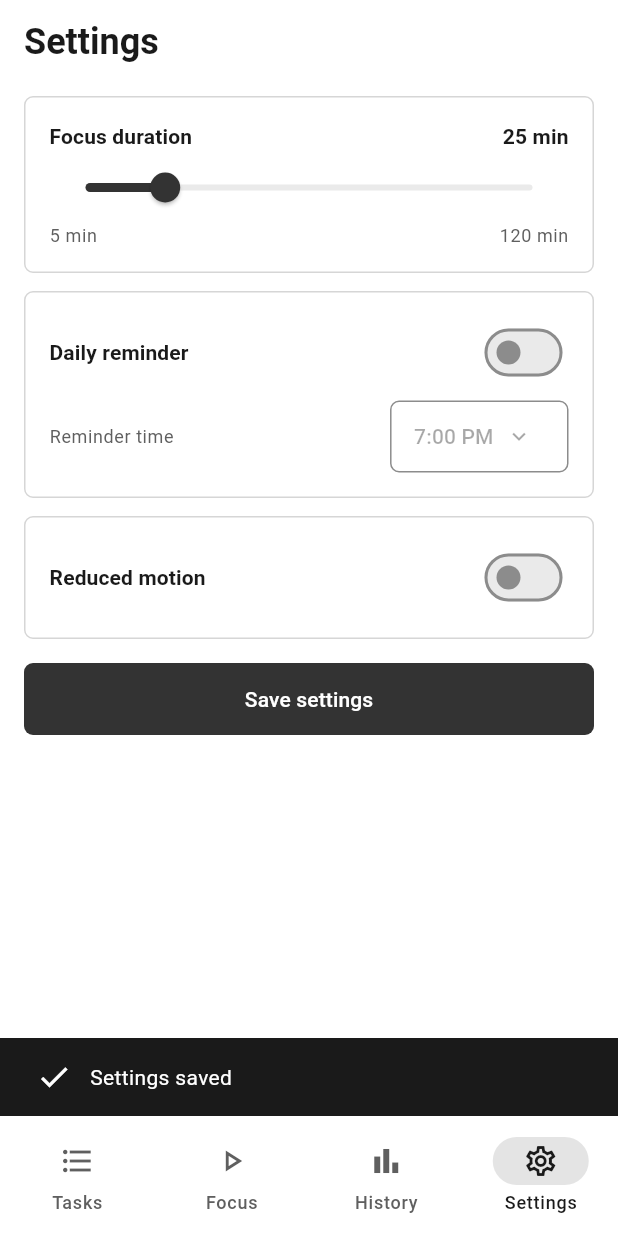
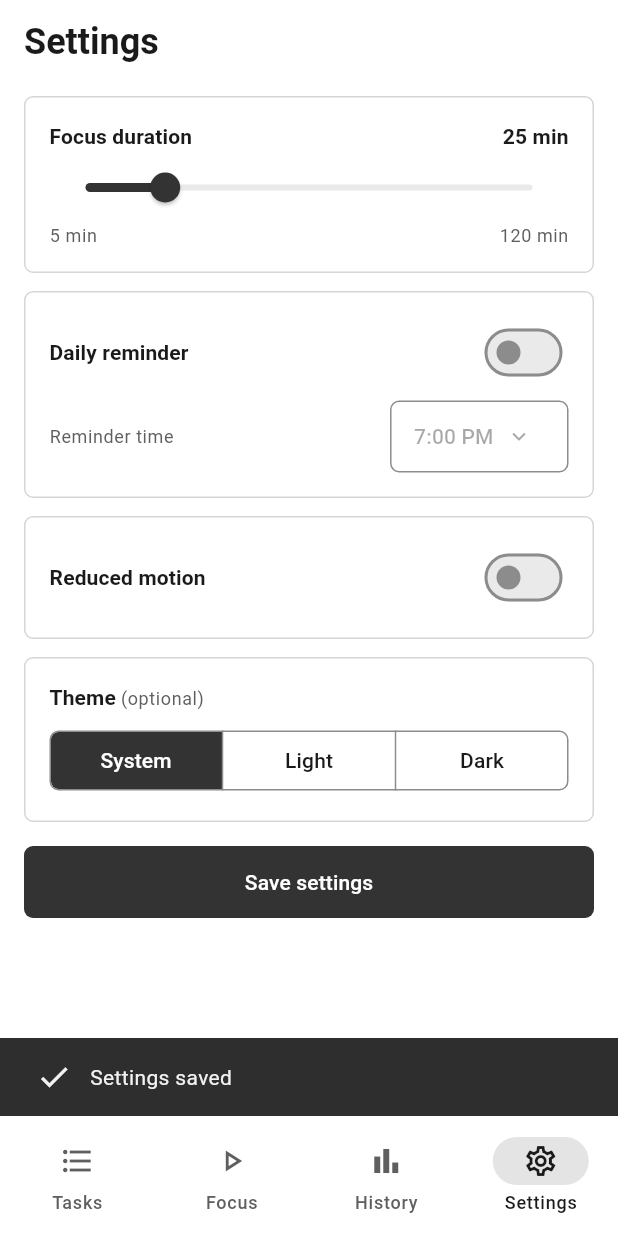
Before and after one commit to mustafadev123/Focus_quest, a Flutter app: the screen it shows after launch, item 4 of the bottom bar chosen, after a tap on "Save settings", on a phone screen of 412 x 824 dp. Run offline on Flutter 3.47's test engine with Material 3 defaults, Android fonts, the phone set to English and light mode, and no system bars; our stand-ins replace flutter_local_notifications, flutter_riverpod, shared_preferences, sqflite, timezone; accounts and stored records are empty.

Commit message:
feat: add dark mode with a System, Light or Dark theme setting

```diff
--- a/lib/app.dart
+++ b/lib/app.dart
@@ -1,6 +1,7 @@
 import 'package:flutter/material.dart';
 import 'package:flutter_riverpod/flutter_riverpod.dart';
 
+import 'domain/models/app_settings.dart';
 import 'presentation/shell/home_shell.dart';
 import 'presentation/theme.dart';
 import 'providers/notification_providers.dart';
@@ -37,12 +38,19 @@ class _FocusQuestAppState extends ConsumerState<FocusQuestApp> {
     // Keep scheduled notifications in step with settings and the session.
     ref.watch(reminderSyncProvider);
     ref.watch(sessionAlertSyncProvider);
-    final reducedMotion = ref.watch(effectiveSettingsProvider).reducedMotion;
+    final settings = ref.watch(effectiveSettingsProvider);
+    final reducedMotion = settings.reducedMotion;
 
     return MaterialApp(
       title: 'FocusQuest',
       debugShowCheckedModeBanner: false,
-      theme: buildFocusQuestTheme(),
+      theme: buildFocusQuestTheme(Brightness.light),
+      darkTheme: buildFocusQuestTheme(Brightness.dark),
+      themeMode: switch (settings.themeMode) {
+        AppThemeMode.system => ThemeMode.system,
+        AppThemeMode.light => ThemeMode.light,
+        AppThemeMode.dark => ThemeMode.dark,
+      },
       // The in-app Reduced motion setting joins the phone's own setting, so
       // every animation that checks disableAnimations honours either one.
       builder: (context, child) {
--- a/lib/data/repositories/prefs_settings_repository.dart
+++ b/lib/data/repositories/prefs_settings_repository.dart
@@ -17,6 +17,7 @@ class PrefsSettingsRepository implements SettingsRepository {
   static const remindersEnabledKey = 'reminders_enabled';
   static const reminderMinutesKey = 'reminder_minutes';
   static const reducedMotionKey = 'reduced_motion';
+  static const themeModeKey = 'theme_mode';
 
   @override
   Future<AppSettings> load() async {
@@ -36,6 +37,8 @@ class PrefsSettingsRepository implements SettingsRepository {
           (reminder == null ? null : ReminderTime.fromMinutes(reminder)) ??
               d.reminderTime,
       reducedMotion: prefs.getBool(reducedMotionKey) ?? d.reducedMotion,
+      themeMode:
+          AppThemeMode.fromName(prefs.getString(themeModeKey)) ?? d.themeMode,
     );
   }
 
@@ -51,6 +54,7 @@ class PrefsSettingsRepository implements SettingsRepository {
       prefs.setInt(
           reminderMinutesKey, settings.reminderTime.minutesSinceMidnight),
       prefs.setBool(reducedMotionKey, settings.reducedMotion),
+      prefs.setString(themeModeKey, settings.themeMode.name),
     ]);
     if (results.contains(false)) {
       throw StateError('Device storage refused the settings');
--- a/lib/data/services/local_notification_service.dart
+++ b/lib/data/services/local_notification_service.dart
@@ -48,7 +48,9 @@ class LocalNotificationService implements NotificationService {
     tz_data.initializeTimeZones();
     await _plugin.initialize(
       settings: const InitializationSettings(
-        android: AndroidInitializationSettings('@mipmap/ic_launcher'),
+        // Monochrome status-bar icon; the full-colour logo would show as a
+        // plain square.
+        android: AndroidInitializationSettings('@drawable/ic_notification'),
       ),
     );
   }
--- a/lib/domain/models/app_settings.dart
+++ b/lib/domain/models/app_settings.dart
@@ -35,6 +35,7 @@ class AppSettings {
     this.remindersEnabled = false,
     this.reminderTime = defaultReminderTime,
     this.reducedMotion = false,
+    this.themeMode = AppThemeMode.system,
   });
 
   static const defaultSessionMinutes = 25;
@@ -50,6 +51,9 @@ class AppSettings {
   /// accessibility setting.
   final bool reducedMotion;
 
+  /// Light or dark appearance; System follows the phone.
+  final AppThemeMode themeMode;
+
   bool get isValid => validateEstimatedMinutes(sessionMinutes) == null;
 
   AppSettings copyWith({
@@ -57,12 +61,14 @@ class AppSettings {
     bool? remindersEnabled,
     ReminderTime? reminderTime,
     bool? reducedMotion,
+    AppThemeMode? themeMode,
   }) {
     return AppSettings(
       sessionMinutes: sessionMinutes ?? this.sessionMinutes,
       remindersEnabled: remindersEnabled ?? this.remindersEnabled,
       reminderTime: reminderTime ?? this.reminderTime,
       reducedMotion: reducedMotion ?? this.reducedMotion,
+      themeMode: themeMode ?? this.themeMode,
     );
   }
 
@@ -72,13 +78,33 @@ class AppSettings {
       other.sessionMinutes == sessionMinutes &&
       other.remindersEnabled == remindersEnabled &&
       other.reminderTime == reminderTime &&
-      other.reducedMotion == reducedMotion;
+      other.reducedMotion == reducedMotion &&
+      other.themeMode == themeMode;
 
   @override
   int get hashCode => Object.hash(
-      sessionMinutes, remindersEnabled, reminderTime, reducedMotion);
+      sessionMinutes, remindersEnabled, reminderTime, reducedMotion, themeMode);
 
   @override
   String toString() => 'AppSettings($sessionMinutes min, reminders '
-      '$remindersEnabled at $reminderTime, reducedMotion $reducedMotion)';
+      '$remindersEnabled at $reminderTime, reducedMotion $reducedMotion, '
+      'theme ${themeMode.name})';
 }
+
+/// The Theme choice from the Settings wireframe.
+enum AppThemeMode {
+  system('System'),
+  light('Light'),
+  dark('Dark');
+
+  const AppThemeMode(this.label);
+
+  final String label;
+
+  static AppThemeMode? fromName(String? name) {
+    for (final mode in values) {
+      if (mode.name == name) return mode;
+    }
+    return null;
+  }
+}
--- a/lib/presentation/settings/settings_screen.dart
+++ b/lib/presentation/settings/settings_screen.dart
@@ -83,11 +83,13 @@ class _SettingsFormState extends ConsumerState<_SettingsForm> {
       await ref.read(settingsProvider.notifier).save(_draft);
       if (!mounted) return;
       setState(() => _saving = false);
-      ScaffoldMessenger.of(context).showSnackBar(const SnackBar(
+      // Snack bars use the inverse surface, so the icon follows it.
+      final iconColor = Theme.of(context).colorScheme.onInverseSurface;
+      ScaffoldMessenger.of(context).showSnackBar(SnackBar(
         content: Row(children: [
-          Icon(Icons.check, color: Colors.white),
-          SizedBox(width: 12),
-          Text('Settings saved'),
+          Icon(Icons.check, color: iconColor),
+          const SizedBox(width: 12),
+          const Text('Settings saved'),
         ]),
       ));
     } catch (_) {
@@ -186,6 +188,33 @@ class _SettingsFormState extends ConsumerState<_SettingsForm> {
               onChanged: _saving
                   ? null
                   : (on) => _edit(_draft.copyWith(reducedMotion: on)),
+            ),
+          ],
+        ),
+        const SizedBox(height: 12),
+        _Section(
+          children: [
+            Text.rich(TextSpan(children: [
+              TextSpan(text: 'Theme', style: bold),
+              TextSpan(text: ' (optional)', style: muted),
+            ])),
+            const SizedBox(height: 8),
+            SegmentedButton<AppThemeMode>(
+              segments: [
+                for (final mode in AppThemeMode.values)
+                  ButtonSegment(value: mode, label: Text(mode.label)),
+              ],
+              selected: {_draft.themeMode},
+              showSelectedIcon: false,
+              style: SegmentedButton.styleFrom(
+                selectedBackgroundColor: theme.colorScheme.primary,
+                selectedForegroundColor: theme.colorScheme.onPrimary,
+                shape: RoundedRectangleBorder(
+                    borderRadius: BorderRadius.circular(6)),
+              ),
+              onSelectionChanged: _saving
+                  ? null
+                  : (s) => _edit(_draft.copyWith(themeMode: s.single)),
             ),
           ],
         ),
--- a/lib/presentation/theme.dart
+++ b/lib/presentation/theme.dart
@@ -1,11 +1,10 @@
 import 'package:flutter/material.dart';
 
-/// Grayscale theme matching the proposal wireframes (Appendix A).
+/// Grayscale light scheme matching the proposal wireframes (Appendix A).
 ///
-/// Text and control outlines keep at least 4.5:1 and 3:1 contrast on white.
-/// Red is used only for validation and failure messages, as in the wireframes.
-ThemeData buildFocusQuestTheme() {
-  const scheme = ColorScheme(
+/// Text and control outlines keep at least 4.5:1 and 3:1 contrast against
+/// the background. Red is used only for validation and failure messages.
+const lightScheme = ColorScheme(
   brightness: Brightness.light,
   primary: Color(0xFF333333),
   onPrimary: Colors.white,
@@ -27,33 +26,65 @@ ThemeData buildFocusQuestTheme() {
   surfaceContainerHighest: Color(0xFFEAEAEA),
   outline: Color(0xFF8C8C8C),
   outlineVariant: Color(0xFFD6D6D6),
+  inverseSurface: Color(0xFF2E2E2E),
+  onInverseSurface: Color(0xFFF2F2F2),
 );
 
+/// The same grayscale design with light text on near-black surfaces, with
+/// the same contrast targets.
+const darkScheme = ColorScheme(
+  brightness: Brightness.dark,
+  primary: Color(0xFFE6E6E6),
+  onPrimary: Color(0xFF121212),
+  secondary: Color(0xFFB0B0B0),
+  onSecondary: Color(0xFF121212),
+  secondaryContainer: Color(0xFF3A3A3A),
+  onSecondaryContainer: Color(0xFFF0F0F0),
+  error: Color(0xFFF2B8B5),
+  onError: Color(0xFF601410),
+  errorContainer: Color(0xFF8C1D18),
+  onErrorContainer: Color(0xFFF9DEDC),
+  surface: Color(0xFF121212),
+  onSurface: Color(0xFFEDEDED),
+  onSurfaceVariant: Color(0xFFB3B3B3),
+  surfaceContainerLowest: Color(0xFF0E0E0E),
+  surfaceContainerLow: Color(0xFF1A1A1A),
+  surfaceContainer: Color(0xFF1E1E1E),
+  surfaceContainerHigh: Color(0xFF282828),
+  surfaceContainerHighest: Color(0xFF323232),
+  outline: Color(0xFF8C8C8C),
+  outlineVariant: Color(0xFF3D3D3D),
+  inverseSurface: Color(0xFFEDEDED),
+  onInverseSurface: Color(0xFF1A1A1A),
+);
+
+ThemeData buildFocusQuestTheme([Brightness brightness = Brightness.light]) {
+  final scheme = brightness == Brightness.dark ? darkScheme : lightScheme;
   const radius = BorderRadius.all(Radius.circular(6));
 
   return ThemeData(
     useMaterial3: true,
     colorScheme: scheme,
     scaffoldBackgroundColor: scheme.surface,
-    appBarTheme: const AppBarTheme(
-      backgroundColor: Colors.white,
-      foregroundColor: Color(0xFF1A1A1A),
+    appBarTheme: AppBarTheme(
+      backgroundColor: scheme.surface,
+      foregroundColor: scheme.onSurface,
       surfaceTintColor: Colors.transparent,
       scrolledUnderElevation: 0,
       centerTitle: false,
       titleTextStyle: TextStyle(
-        color: Color(0xFF1A1A1A),
+        color: scheme.onSurface,
         fontSize: 24,
         fontWeight: FontWeight.w700,
       ),
     ),
-    cardTheme: const CardThemeData(
-      color: Colors.white,
+    cardTheme: CardThemeData(
+      color: scheme.surface,
       elevation: 0,
       margin: EdgeInsets.zero,
       shape: RoundedRectangleBorder(
         borderRadius: radius,
-        side: BorderSide(color: Color(0xFFD6D6D6)),
+        side: BorderSide(color: scheme.outlineVariant),
       ),
     ),
     filledButtonTheme: FilledButtonThemeData(
@@ -76,18 +107,18 @@ ThemeData buildFocusQuestTheme() {
         minimumSize: const Size(48, 48),
       ),
     ),
-    inputDecorationTheme: const InputDecorationTheme(
-      border: OutlineInputBorder(borderRadius: radius),
+    inputDecorationTheme: InputDecorationTheme(
+      border: const OutlineInputBorder(borderRadius: radius),
       enabledBorder: OutlineInputBorder(
         borderRadius: radius,
-        borderSide: BorderSide(color: Color(0xFF8C8C8C)),
+        borderSide: BorderSide(color: scheme.outline),
       ),
     ),
-    navigationBarTheme: const NavigationBarThemeData(
-      backgroundColor: Colors.white,
+    navigationBarTheme: NavigationBarThemeData(
+      backgroundColor: scheme.surface,
       surfaceTintColor: Colors.transparent,
-      indicatorColor: Color(0xFFE4E4E4),
+      indicatorColor: scheme.secondaryContainer,
     ),
-    dividerTheme: const DividerThemeData(color: Color(0xFFD6D6D6)),
+    dividerTheme: DividerThemeData(color: scheme.outlineVariant),
   );
 }
```
Also changed, not shown: pubspec.yaml (+13 -0 lines), assets/icon/app_icon.png (added), pubspec.lock, 17 other files. Lines whose indentation alone changed are shown as unchanged.
